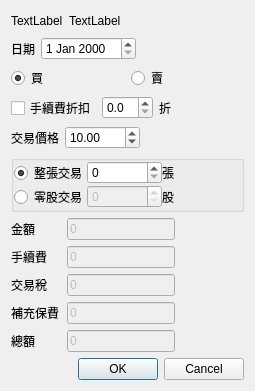
Before: the Qt Designer form QtStockTradingEditDialog.ui in foxking0416/PythonStockPrice, drawn with Qt 5.
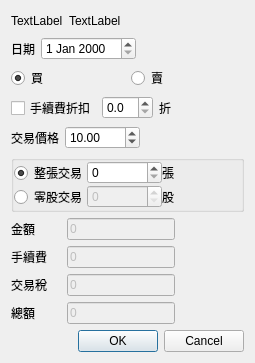
After: the same form once the commit is applied.

Commit message: 買賣股票不需要補充保費  拿掉該UI

Diff of the .ui file:
```diff
--- a/QtStockTradingEditDialog.ui
+++ b/QtStockTradingEditDialog.ui
@@ -7,7 +7,7 @@
     <x>0</x>
     <y>0</y>
     <width>255</width>
-    <height>369</height>
+    <height>358</height>
    </rect>
   </property>
   <property name="sizePolicy">
@@ -427,46 +427,6 @@
      </item>
     </layout>
    </item>
-   <item>
-    <layout class="QHBoxLayout" name="horizontalLayout_9">
-     <item>
-      <widget class="QLabel" name="label_8">
-       <property name="minimumSize">
-        <size>
-         <width>50</width>
-         <height>0</height>
-        </size>
-       </property>
-       <property name="text">
-        <string>補充保費</string>
-       </property>
-      </widget>
-     </item>
-     <item>
-      <widget class="QLineEdit" name="qtInsuranceLineEdit">
-       <property name="enabled">
-        <bool>false</bool>
-       </property>
-       <property name="text">
-        <string>0</string>
-       </property>
-      </widget>
-     </item>
-     <item>
-      <spacer name="horizontalSpacer_8">
-       <property name="orientation">
-        <enum>Qt::Horizontal</enum>
-       </property>
-       <property name="sizeHint" stdset="0">
-        <size>
-         <width>40</width>
-         <height>20</height>
-        </size>
-       </property>
-      </spacer>
-     </item>
-    </layout>
-   </item>
    <item>
     <layout class="QHBoxLayout" name="horizontalLayout_10">
      <item>
```
The commit also changes 1 other file.
